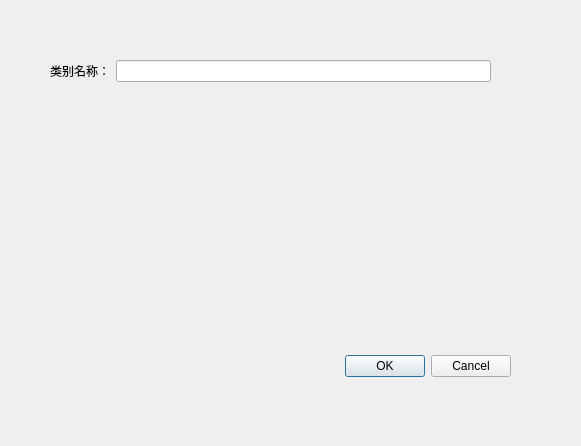
First picture: the form in categorydialog.ui, repository Kevinzzz6/IMS, before the edit.
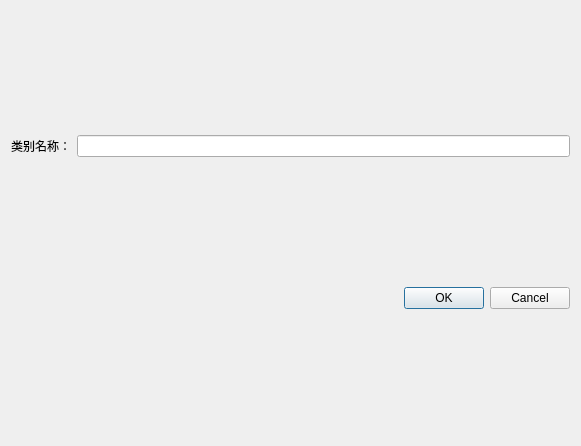
Second picture: the form after the edit.

```diff
--- a/categorydialog.ui
+++ b/categorydialog.ui
@@ -13,32 +13,9 @@
   <property name="windowTitle">
    <string>Dialog</string>
   </property>
-  <widget class="QDialogButtonBox" name="buttonBox">
-   <property name="geometry">
-    <rect>
-     <x>170</x>
-     <y>350</y>
-     <width>341</width>
-     <height>32</height>
-    </rect>
-   </property>
-   <property name="orientation">
-    <enum>Qt::Orientation::Horizontal</enum>
-   </property>
-   <property name="standardButtons">
-    <set>QDialogButtonBox::StandardButton::Cancel|QDialogButtonBox::StandardButton::Ok</set>
-   </property>
-  </widget>
-  <widget class="QWidget" name="formLayoutWidget">
-   <property name="geometry">
-    <rect>
-     <x>50</x>
-     <y>60</y>
-     <width>441</width>
-     <height>241</height>
-    </rect>
-   </property>
-   <layout class="QFormLayout" name="formLayout">
+  <layout class="QGridLayout" name="gridLayout_2">
+   <item row="0" column="0">
+    <layout class="QGridLayout" name="gridLayout">
     <item row="0" column="0">
      <widget class="QLabel" name="label">
       <property name="text">
@@ -50,7 +27,18 @@
      <widget class="QLineEdit" name="categoryNameLineEdit"/>
     </item>
    </layout>
-  </widget>
+   </item>
+   <item row="1" column="0">
+    <widget class="QDialogButtonBox" name="buttonBox">
+     <property name="orientation">
+      <enum>Qt::Orientation::Horizontal</enum>
+     </property>
+     <property name="standardButtons">
+      <set>QDialogButtonBox::StandardButton::Cancel|QDialogButtonBox::StandardButton::Ok</set>
+     </property>
+    </widget>
+   </item>
+  </layout>
  </widget>
  <resources/>
  <connections>
```
Lines whose indentation alone changed are shown as unchanged.
